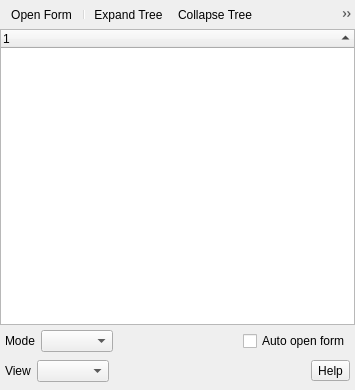
Above: src/ui/qgsidentifyresultsbase.ui from qgis/QGIS before the change. Below: the same form after it.
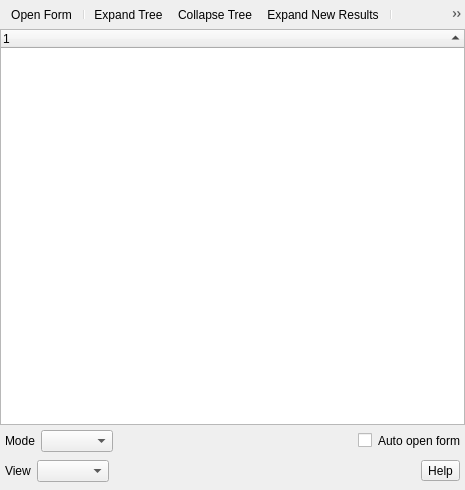
That is the form after the change. Icons and pictures are not drawn. Custom widgets are drawn as their Qt base class.

Commit message: replace checkbox with checkbox and label to enable word-wrap in the identify panel (fix #29546)

What changed in the file:
```diff
--- a/src/ui/qgsidentifyresultsbase.ui
+++ b/src/ui/qgsidentifyresultsbase.ui
@@ -6,8 +6,8 @@
    <rect>
     <x>0</x>
     <y>0</y>
-    <width>355</width>
-    <height>390</height>
+    <width>465</width>
+    <height>490</height>
    </rect>
   </property>
   <property name="windowTitle">
@@ -114,14 +114,7 @@
           </widget>
          </item>
          <item>
-          <widget class="QComboBox" name="cmbIdentifyMode">
-           <property name="sizePolicy">
-            <sizepolicy hsizetype="Preferred" vsizetype="Fixed">
-             <horstretch>0</horstretch>
-             <verstretch>0</verstretch>
-            </sizepolicy>
-           </property>
-          </widget>
+          <widget class="QComboBox" name="cmbIdentifyMode"/>
          </item>
          <item>
           <spacer name="horizontalSpacer_43">
@@ -139,8 +132,18 @@
          <item>
           <widget class="QCheckBox" name="cbxAutoFeatureForm">
            <property name="text">
+            <string/>
+           </property>
+          </widget>
+         </item>
+         <item>
+          <widget class="QLabel" name="lblAutoFeatureForm">
+           <property name="text">
             <string>Auto open form</string>
            </property>
+           <property name="wordWrap">
+            <bool>true</bool>
+           </property>
           </widget>
          </item>
         </layout>
```
